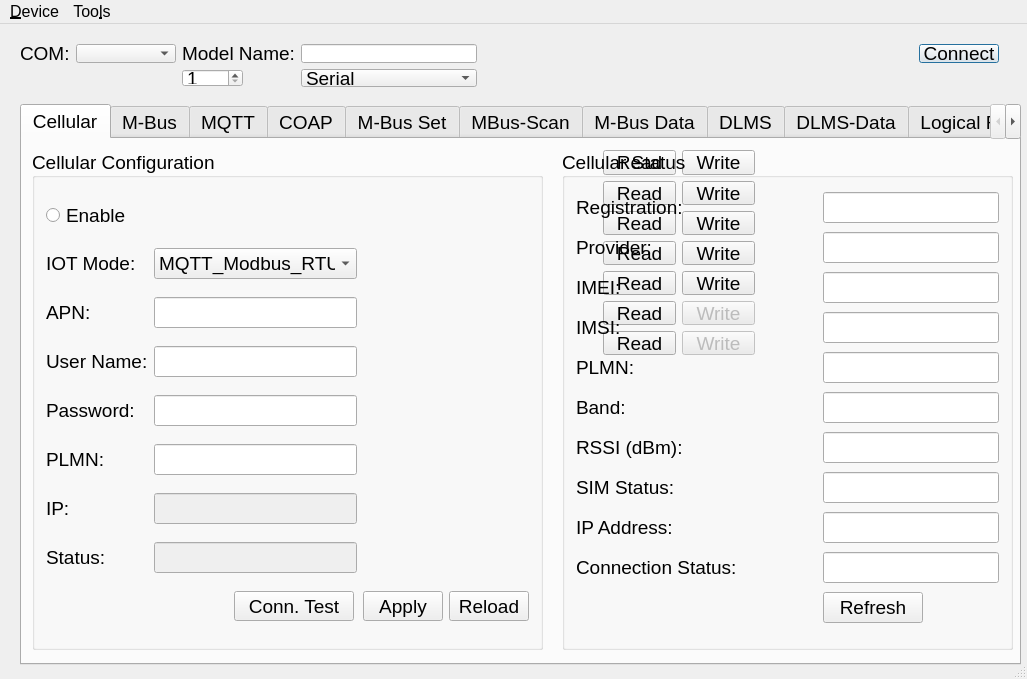
The window that mainwindow.ui (mikewomaster/nb) describes before a commit, drawn with Qt 5.
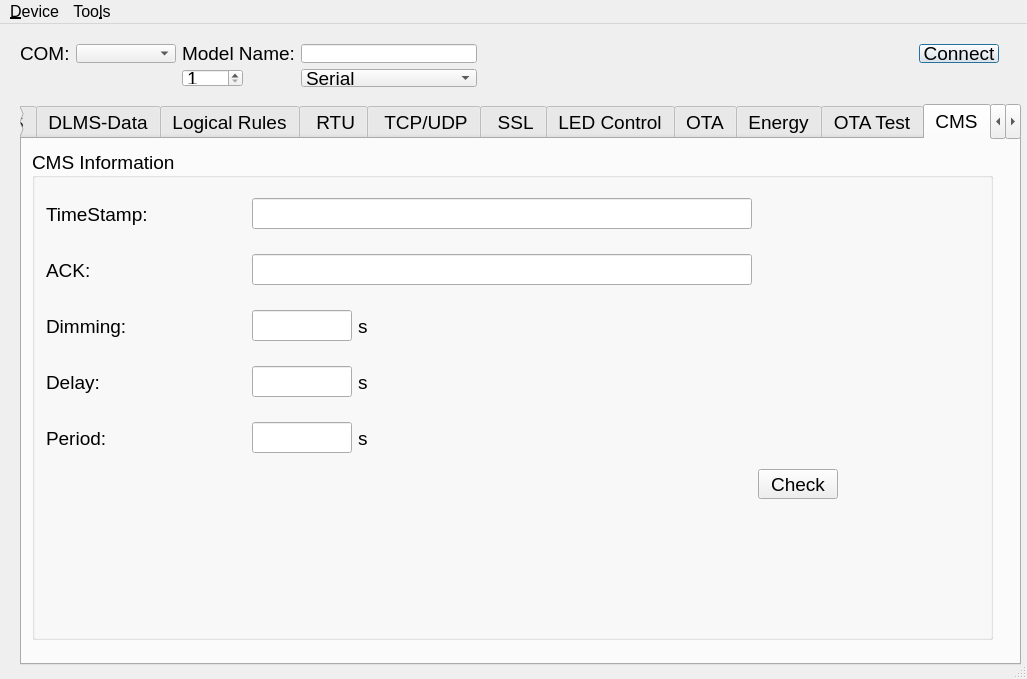
The same window after the commit. The open tabs and pages were chosen to show the change. Icons and pictures are not drawn.

```diff
--- a/mainwindow.ui
+++ b/mainwindow.ui
@@ -4116,35 +4116,6 @@
          </property>
         </widget>
        </item>
-       <item row="9" column="2">
-        <widget class="QLineEdit" name="nbStatusLineEdit">
-         <property name="enabled">
-          <bool>false</bool>
-         </property>
-         <property name="sizePolicy">
-          <sizepolicy hsizetype="Preferred" vsizetype="Fixed">
-           <horstretch>0</horstretch>
-           <verstretch>0</verstretch>
-          </sizepolicy>
-         </property>
-         <property name="text">
-          <string/>
-         </property>
-        </widget>
-       </item>
-       <item row="9" column="1">
-        <widget class="QLabel" name="label_125">
-         <property name="sizePolicy">
-          <sizepolicy hsizetype="Fixed" vsizetype="Preferred">
-           <horstretch>0</horstretch>
-           <verstretch>0</verstretch>
-          </sizepolicy>
-         </property>
-         <property name="text">
-          <string>Status:</string>
-         </property>
-        </widget>
-       </item>
        <item row="11" column="3">
         <widget class="QPushButton" name="nbApply">
          <property name="sizePolicy">
@@ -4170,13 +4141,6 @@
          </property>
         </widget>
        </item>
-       <item row="8" column="1">
-        <widget class="QLabel" name="label_124">
-         <property name="text">
-          <string>IP:</string>
-         </property>
-        </widget>
-       </item>
        <item row="6" column="1">
         <widget class="QLabel" name="label_115">
          <property name="text">
@@ -4209,22 +4173,6 @@
          </property>
         </widget>
        </item>
-       <item row="8" column="2">
-        <widget class="QLineEdit" name="ipLineEdit">
-         <property name="enabled">
-          <bool>false</bool>
-         </property>
-         <property name="sizePolicy">
-          <sizepolicy hsizetype="Preferred" vsizetype="Fixed">
-           <horstretch>0</horstretch>
-           <verstretch>0</verstretch>
-          </sizepolicy>
-         </property>
-         <property name="text">
-          <string/>
-         </property>
-        </widget>
-       </item>
        <item row="0" column="1">
         <widget class="QRadioButton" name="nbEnableRadioButton">
          <property name="enabled">
@@ -4458,6 +4406,22 @@
        <set>Qt::AlignLeading|Qt::AlignLeft|Qt::AlignVCenter</set>
       </property>
       <layout class="QGridLayout" name="gridLayout_22">
+       <item row="8" column="2">
+        <widget class="QLineEdit" name="ipLineEdit">
+         <property name="enabled">
+          <bool>false</bool>
+         </property>
+         <property name="sizePolicy">
+          <sizepolicy hsizetype="Preferred" vsizetype="Fixed">
+           <horstretch>0</horstretch>
+           <verstretch>0</verstretch>
+          </sizepolicy>
+         </property>
+         <property name="text">
+          <string/>
+         </property>
+        </widget>
+       </item>
        <item row="5" column="0">
         <widget class="QLabel" name="label_143">
          <property name="text">
@@ -4507,35 +4471,13 @@
          </property>
         </widget>
        </item>
-       <item row="8" column="0">
-        <widget class="QLabel" name="label_149">
+       <item row="2" column="0">
+        <widget class="QLabel" name="label_146">
          <property name="text">
-          <string>IP Address:</string>
+          <string>IMEI:</string>
          </property>
         </widget>
        </item>
-       <item row="8" column="2">
-        <widget class="QLineEdit" name="lineEdit_9"/>
-       </item>
-       <item row="1" column="2">
-        <widget class="QLineEdit" name="lineEdit_2"/>
-       </item>
-       <item row="9" column="0">
-        <widget class="QLabel" name="label_97">
-         <property name="text">
-          <string>Connection Status:</string>
-         </property>
-        </widget>
-       </item>
-       <item row="4" column="2">
-        <widget class="QLineEdit" name="lineEdit_5"/>
-       </item>
-       <item row="2" column="2">
-        <widget class="QLineEdit" name="lineEdit_3"/>
-       </item>
-       <item row="3" column="2">
-        <widget class="QLineEdit" name="lineEdit_4"/>
-       </item>
        <item row="6" column="2">
         <widget class="QLineEdit" name="lineEdit_7"/>
        </item>
@@ -4552,11 +4494,8 @@
          </property>
         </widget>
        </item>
-       <item row="0" column="2">
-        <widget class="QLineEdit" name="lineEdit"/>
-       </item>
-       <item row="9" column="2">
-        <widget class="QLineEdit" name="lineEdit_10"/>
+       <item row="7" column="2">
+        <widget class="QLineEdit" name="lineEdit_8"/>
        </item>
        <item row="10" column="1">
         <spacer name="horizontalSpacer_21">
@@ -4584,6 +4523,42 @@
          </property>
         </widget>
        </item>
+       <item row="9" column="2">
+        <widget class="QLineEdit" name="nbStatusLineEdit">
+         <property name="enabled">
+          <bool>false</bool>
+         </property>
+         <property name="sizePolicy">
+          <sizepolicy hsizetype="Preferred" vsizetype="Fixed">
+           <horstretch>0</horstretch>
+           <verstretch>0</verstretch>
+          </sizepolicy>
+         </property>
+         <property name="text">
+          <string/>
+         </property>
+        </widget>
+       </item>
+       <item row="9" column="0">
+        <widget class="QLabel" name="label_125">
+         <property name="sizePolicy">
+          <sizepolicy hsizetype="Fixed" vsizetype="Preferred">
+           <horstretch>0</horstretch>
+           <verstretch>0</verstretch>
+          </sizepolicy>
+         </property>
+         <property name="text">
+          <string>Connection Status:</string>
+         </property>
+        </widget>
+       </item>
+       <item row="8" column="0">
+        <widget class="QLabel" name="label_124">
+         <property name="text">
+          <string>IP:</string>
+         </property>
+        </widget>
+       </item>
       </layout>
      </widget>
     </widget>
@@ -8019,15 +7994,9 @@
            </widget>
           </item>
           <item>
-           <widget class="QLabel" name="label_139">
-            <property name="maximumSize">
-             <size>
-              <width>10</width>
-              <height>16777215</height>
-             </size>
-            </property>
+           <widget class="QLabel" name="label_97">
             <property name="text">
-             <string>:</string>
+             <string>%</string>
             </property>
            </widget>
           </item>
@@ -9052,6 +9021,336 @@
       </widget>
      </widget>
     </widget>
+    <widget class="QWidget" name="tab_20">
+     <attribute name="title">
+      <string>CMS</string>
+     </attribute>
+     <widget class="QGroupBox" name="groupBox_25">
+      <property name="geometry">
+       <rect>
+        <x>10</x>
+        <y>10</y>
+        <width>961</width>
+        <height>491</height>
+       </rect>
+      </property>
+      <property name="sizePolicy">
+       <sizepolicy hsizetype="Fixed" vsizetype="Preferred">
+        <horstretch>0</horstretch>
+        <verstretch>0</verstretch>
+       </sizepolicy>
+      </property>
+      <property name="minimumSize">
+       <size>
+        <width>200</width>
+        <height>0</height>
+       </size>
+      </property>
+      <property name="layoutDirection">
+       <enum>Qt::LeftToRight</enum>
+      </property>
+      <property name="title">
+       <string>CMS Information</string>
+      </property>
+      <property name="alignment">
+       <set>Qt::AlignLeading|Qt::AlignLeft|Qt::AlignVCenter</set>
+      </property>
+      <layout class="QGridLayout" name="gridLayout_20">
+       <item row="5" column="2">
+        <layout class="QHBoxLayout" name="horizontalLayout_42">
+         <item>
+          <widget class="QLineEdit" name="passwordLineEdit_3">
+           <property name="sizePolicy">
+            <sizepolicy hsizetype="Preferred" vsizetype="Fixed">
+             <horstretch>0</horstretch>
+             <verstretch>0</verstretch>
+            </sizepolicy>
+           </property>
+           <property name="maximumSize">
+            <size>
+             <width>100</width>
+             <height>16777215</height>
+            </size>
+           </property>
+           <property name="text">
+            <string/>
+           </property>
+          </widget>
+         </item>
+         <item>
+          <widget class="QLabel" name="label_172">
+           <property name="text">
+            <string>s</string>
+           </property>
+          </widget>
+         </item>
+        </layout>
+       </item>
+       <item row="4" column="2">
+        <layout class="QHBoxLayout" name="horizontalLayout_41">
+         <item>
+          <widget class="QLineEdit" name="passwordLineEdit_2">
+           <property name="sizePolicy">
+            <sizepolicy hsizetype="Preferred" vsizetype="Fixed">
+             <horstretch>0</horstretch>
+             <verstretch>0</verstretch>
+            </sizepolicy>
+           </property>
+           <property name="maximumSize">
+            <size>
+             <width>100</width>
+             <height>16777215</height>
+            </size>
+           </property>
+           <property name="text">
+            <string/>
+           </property>
+          </widget>
+         </item>
+         <item>
+          <widget class="QLabel" name="label_171">
+           <property name="maximumSize">
+            <size>
+             <width>16777215</width>
+             <height>50</height>
+            </size>
+           </property>
+           <property name="text">
+            <string>s</string>
+           </property>
+          </widget>
+         </item>
+        </layout>
+       </item>
+       <item row="6" column="2">
+        <layout class="QHBoxLayout" name="horizontalLayout_43">
+         <item>
+          <widget class="QLineEdit" name="passwordLineEdit_4">
+           <property name="sizePolicy">
+            <sizepolicy hsizetype="Preferred" vsizetype="Fixed">
+             <horstretch>0</horstretch>
+             <verstretch>0</verstretch>
+            </sizepolicy>
+           </property>
+           <property name="maximumSize">
+            <size>
+             <width>100</width>
+             <height>16777215</height>
+            </size>
+           </property>
+           <property name="text">
+            <string/>
+           </property>
+          </widget>
+         </item>
+         <item>
+          <widget class="QLabel" name="label_173">
+           <property name="text">
+            <string>s</string>
+           </property>
+          </widget>
+         </item>
+        </layout>
+       </item>
+       <item row="0" column="2">
+        <widget class="QLineEdit" name="apnLineEdit_2">
+         <property name="sizePolicy">
+          <sizepolicy hsizetype="Preferred" vsizetype="Fixed">
+           <horstretch>0</horstretch>
+           <verstretch>0</verstretch>
+          </sizepolicy>
+         </property>
+         <property name="minimumSize">
+          <size>
+           <width>500</width>
+           <height>0</height>
+          </size>
+         </property>
+         <property name="maximumSize">
+          <size>
+           <width>500</width>
+           <height>16777215</height>
+          </size>
+         </property>
+         <property name="text">
+          <string/>
+         </property>
+        </widget>
+       </item>
+       <item row="0" column="1">
+        <widget class="QLabel" name="plmnlabel_4">
+         <property name="minimumSize">
+          <size>
+           <width>200</width>
+           <height>50</height>
+          </size>
+         </property>
+         <property name="maximumSize">
+          <size>
+           <width>200</width>
+           <height>123</height>
+          </size>
+         </property>
+         <property name="text">
+          <string>TimeStamp:</string>
+         </property>
+        </widget>
+       </item>
+       <item row="5" column="1">
+        <widget class="QLabel" name="plmnlabel_3">
+         <property name="minimumSize">
+          <size>
+           <width>0</width>
+           <height>50</height>
+          </size>
+         </property>
+         <property name="maximumSize">
+          <size>
+           <width>200</width>
+           <height>16777215</height>
+          </size>
+         </property>
+         <property name="text">
+          <string>Delay:</string>
+         </property>
+        </widget>
+       </item>
+       <item row="2" column="1">
+        <widget class="QLabel" name="label_166">
+         <property name="minimumSize">
+          <size>
+           <width>0</width>
+           <height>50</height>
+          </size>
+         </property>
+         <property name="maximumSize">
+          <size>
+           <width>200</width>
+           <height>16777215</height>
+          </size>
+         </property>
+         <property name="text">
+          <string>ACK:</string>
+         </property>
+        </widget>
+       </item>
+       <item row="2" column="2">
+        <widget class="QLineEdit" name="userLineEdit_2">
+         <property name="sizePolicy">
+          <sizepolicy hsizetype="Preferred" vsizetype="Fixed">
+           <horstretch>0</horstretch>
+           <verstretch>0</verstretch>
+          </sizepolicy>
+         </property>
+         <property name="minimumSize">
+          <size>
+           <width>300</width>
+           <height>0</height>
+          </size>
+         </property>
+         <property name="maximumSize">
+          <size>
+           <width>500</width>
+           <height>16777215</height>
+          </size>
+         </property>
+         <property name="text">
+          <string/>
+         </property>
+        </widget>
+       </item>
+       <item row="4" column="1">
+        <widget class="QLabel" name="label_170">
+         <property name="minimumSize">
+          <size>
+           <width>0</width>
+           <height>50</height>
+          </size>
+         </property>
+         <property name="maximumSize">
+          <size>
+           <width>200</width>
+           <height>16777215</height>
+          </size>
+         </property>
+         <property name="text">
+          <string>Dimming:</string>
+         </property>
+        </widget>
+       </item>
+       <item row="10" column="3">
+        <widget class="QPushButton" name="nbReload_2">
+         <property name="sizePolicy">
+          <sizepolicy hsizetype="Fixed" vsizetype="Fixed">
+           <horstretch>0</horstretch>
+           <verstretch>0</verstretch>
+          </sizepolicy>
+         </property>
+         <property name="minimumSize">
+          <size>
+           <width>0</width>
+           <height>30</height>
+          </size>
+         </property>
+         <property name="maximumSize">
+          <size>
+           <width>16777215</width>
+           <height>30</height>
+          </size>
+         </property>
+         <property name="text">
+          <string>Check</string>
+         </property>
+        </widget>
+       </item>
+       <item row="6" column="1">
+        <widget class="QLabel" name="plmnlabel_5">
+         <property name="minimumSize">
+          <size>
+           <width>0</width>
+           <height>50</height>
+          </size>
+         </property>
+         <property name="maximumSize">
+          <size>
+           <width>200</width>
+           <height>16777215</height>
+          </size>
+         </property>
+         <property name="text">
+          <string>Period:</string>
+         </property>
+        </widget>
+       </item>
+       <item row="11" column="3">
+        <spacer name="verticalSpacer_6">
+         <property name="orientation">
+          <enum>Qt::Vertical</enum>
+         </property>
+         <property name="sizeHint" stdset="0">
+          <size>
+           <width>20</width>
+           <height>40</height>
+          </size>
+         </property>
+        </spacer>
+       </item>
+       <item row="0" column="3">
+        <spacer name="horizontalSpacer_36">
+         <property name="orientation">
+          <enum>Qt::Horizontal</enum>
+         </property>
+         <property name="sizeHint" stdset="0">
+          <size>
+           <width>40</width>
+           <height>20</height>
+          </size>
+         </property>
+        </spacer>
+       </item>
+      </layout>
+     </widget>
+    </widget>
     <widget class="QWidget" name="tab_19">
      <attribute name="title">
       <string>LED Control Test</string>
```
Left out of the diff: 817 changed lines with no effect on the pictures.
